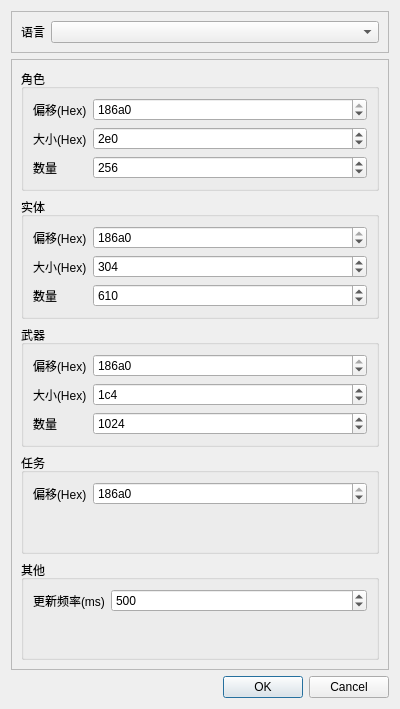
Before: the Qt Designer form Setting/addrsetting.ui in That-is-good/DR2CDebugTool, drawn with Qt 5.
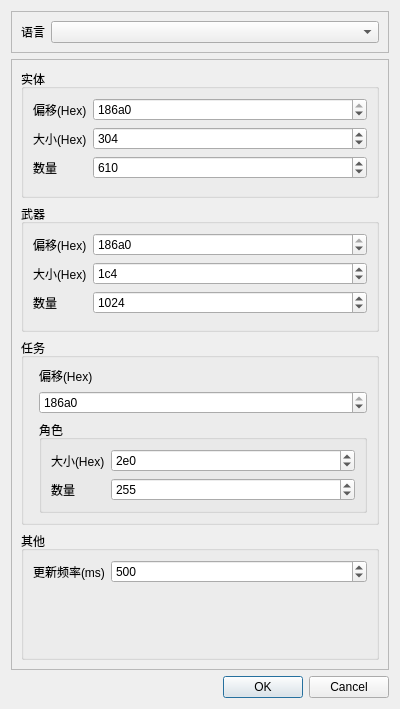
After: the same form once the commit is applied.

```diff
--- a/Setting/addrsetting.ui
+++ b/Setting/addrsetting.ui
@@ -58,75 +58,6 @@
        </rect>
       </property>
       <layout class="QVBoxLayout" name="verticalLayout_2">
-       <item>
-        <widget class="QGroupBox" name="CharagroupBox">
-         <property name="title">
-          <string>角色</string>
-         </property>
-         <layout class="QFormLayout" name="formLayout">
-          <item row="1" column="0">
-           <widget class="QLabel" name="CharaOffsetLabel">
-            <property name="text">
-             <string>偏移(Hex)</string>
-            </property>
-           </widget>
-          </item>
-          <item row="5" column="0">
-           <widget class="QLabel" name="CharaLengthLabel">
-            <property name="text">
-             <string>数量</string>
-            </property>
-           </widget>
-          </item>
-          <item row="3" column="0">
-           <widget class="QLabel" name="CharaSizeLabel">
-            <property name="text">
-             <string>大小(Hex)</string>
-            </property>
-           </widget>
-          </item>
-          <item row="1" column="1">
-           <widget class="QSpinBox" name="CharaOffsetspinBox">
-            <property name="minimum">
-             <number>0</number>
-            </property>
-            <property name="maximum">
-             <number>2147483647</number>
-            </property>
-            <property name="value">
-             <number>6170072</number>
-            </property>
-            <property name="displayIntegerBase">
-             <number>16</number>
-            </property>
-           </widget>
-          </item>
-          <item row="3" column="1">
-           <widget class="QSpinBox" name="CharaSizespinBox">
-            <property name="maximum">
-             <number>65535</number>
-            </property>
-            <property name="value">
-             <number>736</number>
-            </property>
-            <property name="displayIntegerBase">
-             <number>16</number>
-            </property>
-           </widget>
-          </item>
-          <item row="5" column="1">
-           <widget class="QSpinBox" name="CharaLengthspinBox">
-            <property name="maximum">
-             <number>32767</number>
-            </property>
-            <property name="value">
-             <number>256</number>
-            </property>
-           </widget>
-          </item>
-         </layout>
-        </widget>
-       </item>
        <item>
         <widget class="QGroupBox" name="EntitygroupBox">
          <property name="title">
@@ -265,7 +196,56 @@
           <string>任务</string>
          </property>
          <layout class="QFormLayout" name="formLayout_4">
-          <item row="1" column="0">
+          <item row="2" column="1">
+           <widget class="QGroupBox" name="CharagroupBox">
+            <property name="title">
+             <string>角色</string>
+            </property>
+             <layout class="QFormLayout" name="formLayout">
+              <item row="0" column="0">
+               <widget class="QLabel" name="CharaSizeLabel">
+                <property name="text">
+                 <string>大小(Hex)</string>
+                </property>
+               </widget>
+              </item>
+              <item row="0" column="1">
+               <widget class="QSpinBox" name="CharaSizespinBox">
+                <property name="maximum">
+                 <number>65535</number>
+                </property>
+                <property name="value">
+                 <number>736</number>
+                </property>
+                <property name="displayIntegerBase">
+                 <number>16</number>
+                </property>
+               </widget>
+              </item>
+              <item row="2" column="0">
+               <widget class="QLabel" name="CharaLengthLabel">
+                <property name="text">
+                 <string>数量</string>
+                </property>
+               </widget>
+              </item>
+              <item row="2" column="1">
+               <widget class="QSpinBox" name="CharaLengthspinBox">
+                <property name="maximum">
+                 <number>32767</number>
+                </property>
+                <property name="value">
+                 <number>255</number>
+                </property>
+                <property name="displayIntegerBase">
+                 <number>10</number>
+                </property>
+               </widget>
+              </item>
+             </layout>
+           </widget>
+          </item>
+          <item row="0" column="1">
            <widget class="QLabel" name="MissonOffsetLabel">
             <property name="text">
              <string>偏移(Hex)</string>
```
